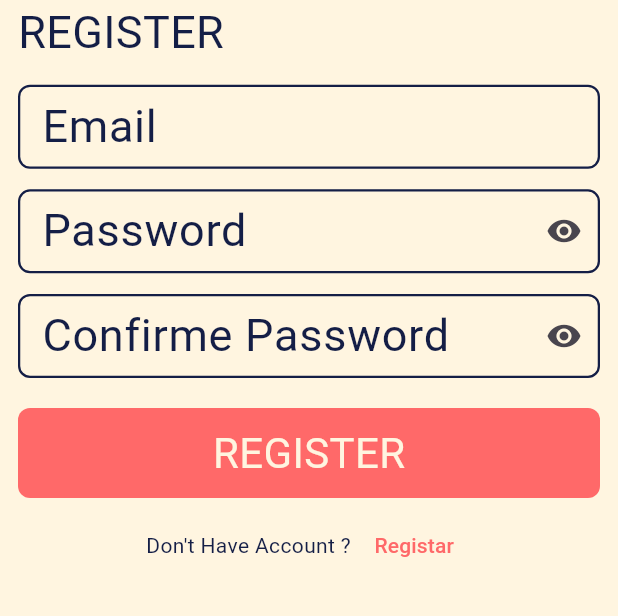
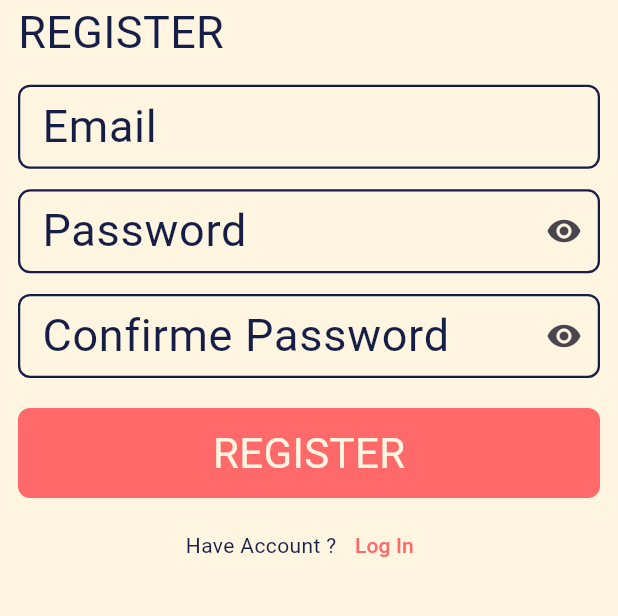
Before and after one commit to Kerolos163/Chaty-App, a Flutter app: the screen it shows after launch, after a tap on "Registar", on a phone screen of 412 x 824 dp, the part 593-1209 px from its top. Run offline on Flutter 3.47's test engine with Material 2 defaults, Android fonts, the phone set to English and light mode, and no system bars; our stand-ins replace firebase_core, flutter_bloc, google_fonts, lottie; accounts and stored records are empty; Roboto replaces fonts that are missing (Birthstone).

Commit message:
handle login Screen

```diff
--- a/lib/Features/LoginRegister/View/widget/login_register_body.dart
+++ b/lib/Features/LoginRegister/View/widget/login_register_body.dart
@@ -83,7 +83,7 @@ class LoginRegisterBody extends StatelessWidget {
                       : "REGISTER",
                 ),
                 const SizedBox(height: 8),
-                const RegistarRow()
+                 RegistarRow(logIn:LoginRegisterCubit.get(context).isLogin ,)
               ],
             ),
           ),
--- a/lib/Features/LoginRegister/View/widget/register_row.dart
+++ b/lib/Features/LoginRegister/View/widget/register_row.dart
@@ -1,27 +1,27 @@
-
 import '../../View_Model/LoginRegister_Cubit/cubit.dart';
 
 import '../../../../Core/utils/color_manager.dart';
 import 'package:flutter/material.dart';
 
 class RegistarRow extends StatelessWidget {
-  const RegistarRow({super.key});
-
+  const RegistarRow({super.key, required this.logIn});
+  final bool logIn;
   @override
   Widget build(BuildContext context) {
     return Row(
       mainAxisAlignment: MainAxisAlignment.center,
       children: [
         Text(
-          "Don't Have Account ? ",
+          logIn ? "Don't Have Account ?" : "Have Account ?",
           style: TextStyle(color: ColorManager.primaryFont),
         ),
         TextButton(
+
           onPressed: () {
             LoginRegisterCubit.get(context).changeScreen();
           },
           child: Text(
-            "Registar",
+            logIn ? "Registar" : "Log In",
             style: TextStyle(
               color: ColorManager.second,
             ),
--- a/lib/Features/Splash/presentation/view/Widget/splash_body.dart
+++ b/lib/Features/Splash/presentation/view/Widget/splash_body.dart
@@ -38,8 +38,9 @@ class _SplashBodyState extends State<SplashBody>
     animationcontroller =
         AnimationController(vsync: this, duration: const Duration(seconds: 3));
     slidingAnimation =
-        Tween<Offset>(begin: const Offset(0, 5), end: Offset.zero)
-            .animate(CurvedAnimation(parent: animationcontroller, curve: Curves.bounceInOut));
+        Tween<Offset>(begin: const Offset(0, 5), end: Offset.zero).animate(
+            CurvedAnimation(
+                parent: animationcontroller, curve: Curves.bounceInOut));
     animationcontroller.forward();
   }
 
```
